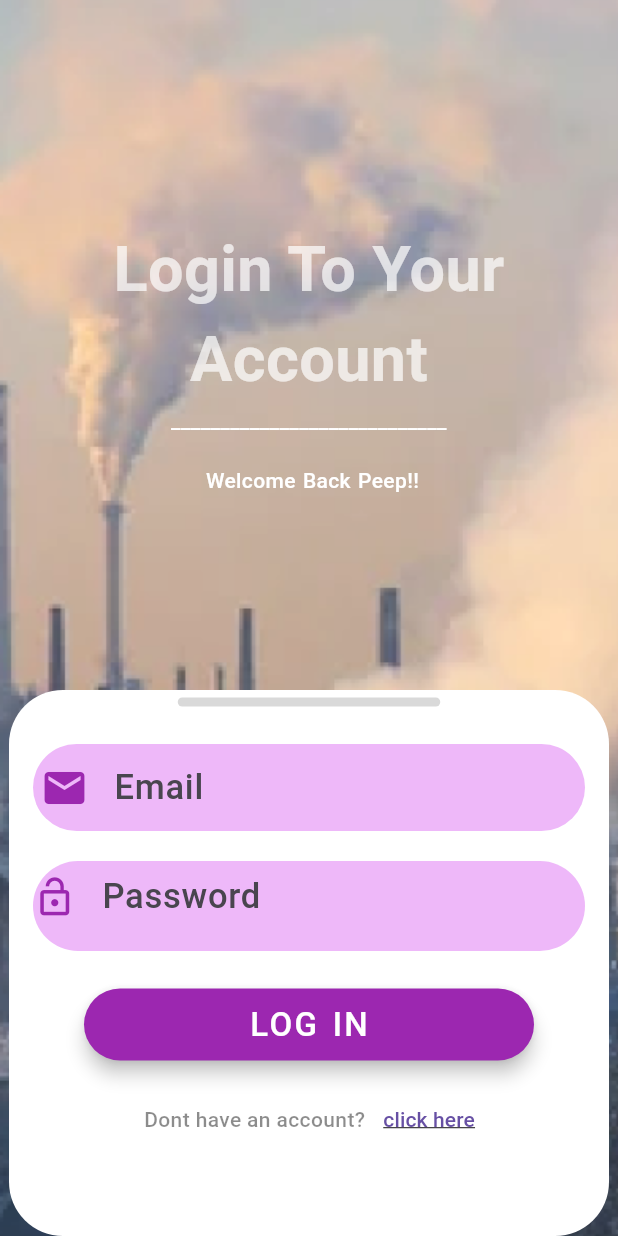
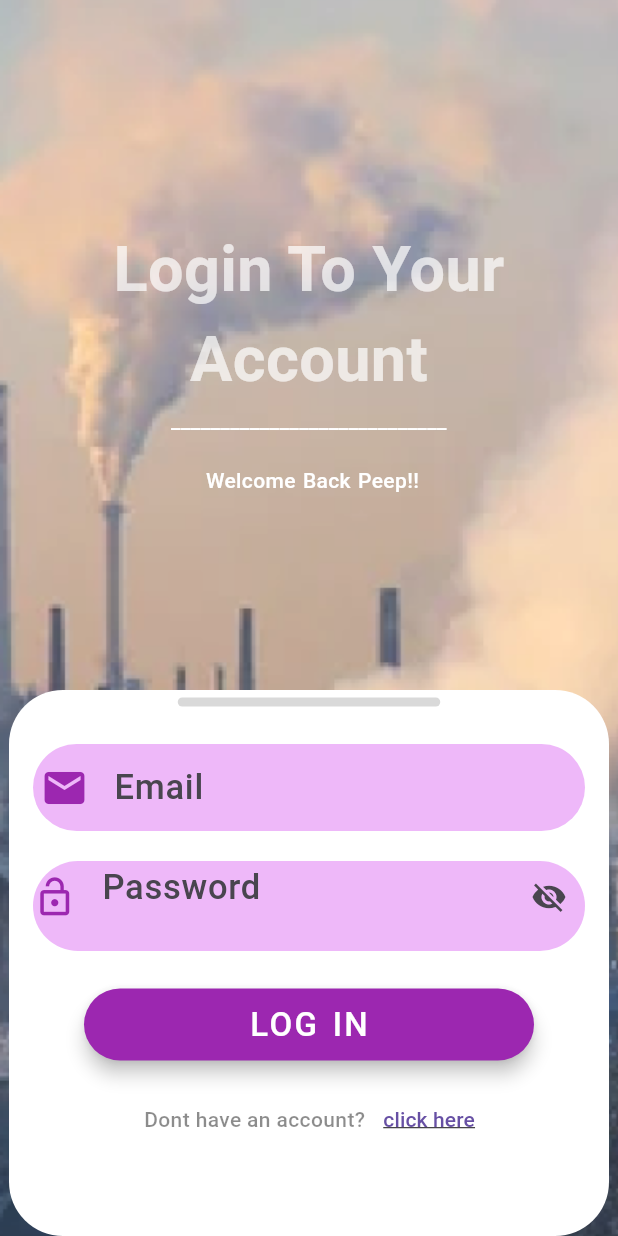
Before and after one commit to tarun-sakthivel/breathe-fresh, a Flutter app: the screen it shows after launch, after a tap on "GETTING STARTED", on a phone screen of 412 x 824 dp. Run offline on Flutter 3.47's test engine with Material 3 defaults, Android fonts, the phone set to English and light mode, and no system bars; drawn by our look-alikes of modal_progress_hud_nsn; our stand-ins replace awesome_notifications, cloud_firestore, firebase_auth, firebase_core, firebase_storage, flutter_local_notifications; accounts and stored records are empty.

Commit message:
The visibility icon button is added to the textfield widget

```diff
--- a/lib/Screens/getStarted.dart
+++ b/lib/Screens/getStarted.dart
@@ -18,6 +18,7 @@ class _GetStartedState extends State<GetStarted> {
   late String email;
   late String password;
   late String Username;
+  bool _obscureText = true;
   bool showSpinner = false;
 
   final _auth = FirebaseAuth.instance;
@@ -167,11 +168,24 @@ class _GetStartedState extends State<GetStarted> {
                                       horizontal: 16.0,
                                     ),
                                     child: TextField(
-                                      obscureText: true,
+                                      obscureText: _obscureText,
                                       onChanged: (value) {
                                         password = value;
                                       },
                                       decoration: ktextFieldDecoration.copyWith(
+                                        suffixIcon: IconButton(
+                                          //Icon button to add the visibility icon to the password textfield
+                                          icon: Icon(
+                                            _obscureText
+                                                ? Icons.visibility_off
+                                                : Icons.visibility,
+                                          ),
+                                          onPressed: () {
+                                            setState(() {
+                                              _obscureText = !_obscureText;
+                                            });
+                                          },
+                                        ),
                                         hintStyle: const TextStyle(
                                           fontSize: 23,
                                           fontFamily: 'Roboto',
```
Also changed, not shown: lib/Screens/registrationsc.dart (+15 -1 lines).
